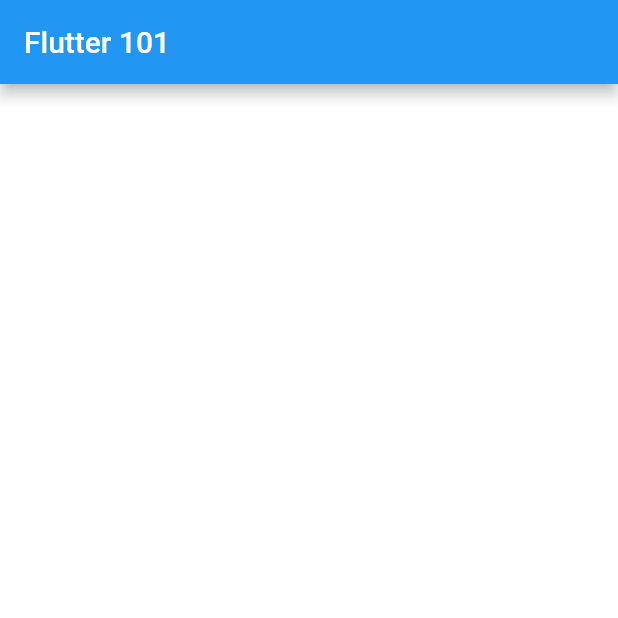
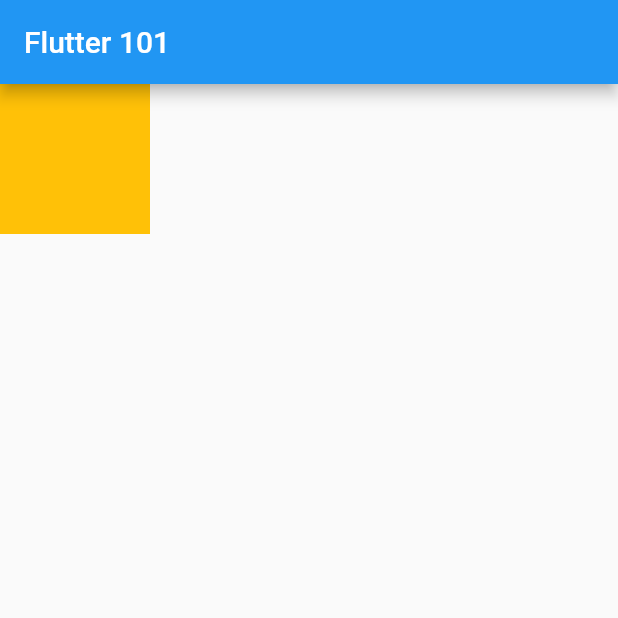
Before and after one commit to jpelgrim/flutter101, a Flutter app: the screen it shows after launch, on a phone screen of 412 x 824 dp, the top half of it. Run offline on Flutter 3.47's test engine with Material 2 defaults, Android fonts, the phone set to English and light mode, and no system bars.

Commit message:
Added container

```diff
--- a/lib/main.dart
+++ b/lib/main.dart
@@ -17,7 +17,11 @@
             title: Text('Flutter 101'),
           ),
           body: Container(
-            color: Colors.white,
+            child: SizedBox(
+              width: 100,
+              height: 100,
+            ),
+            color: Colors.amber,
           ),
         ));
   }
```
